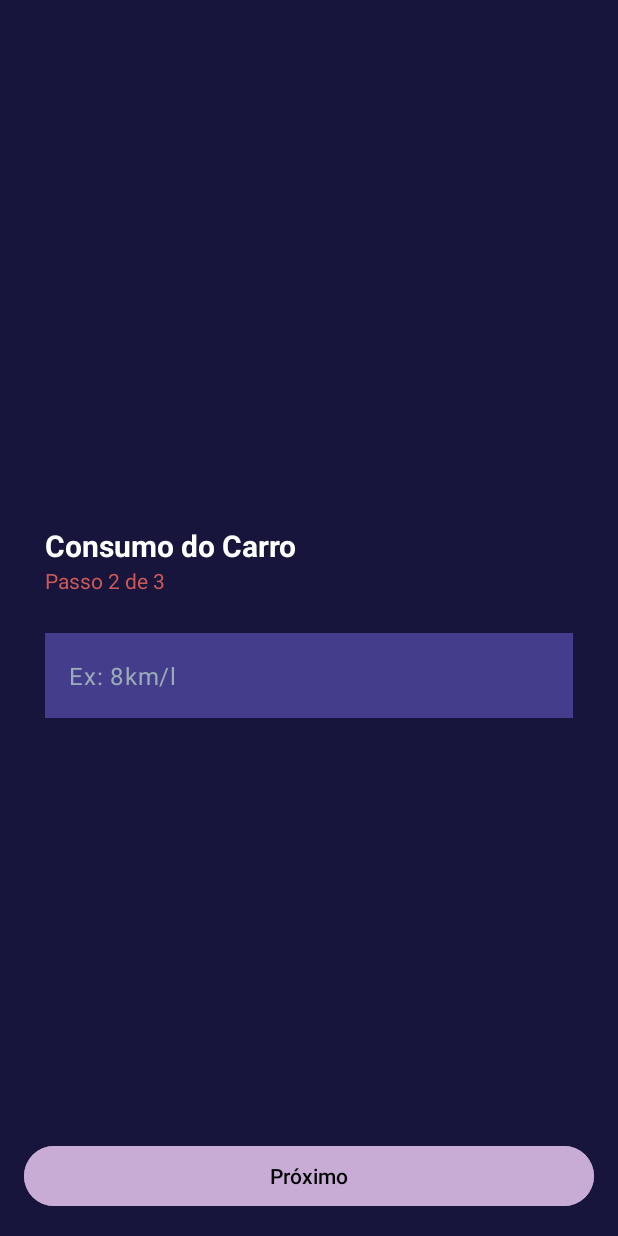
After one commit to marcuspereira02/fuelCalculator, an Android app: the ConsumptionActivity screen opened directly, with no data from a screen before it, on a phone screen of 412 x 824 dp. The commit adds this screen. Run offline under Robolectric (Android 15) with nearby library versions, the phone set to English and light mode, and no system bars.

Commit message:
finalizando a terceira tela

```diff
--- a/app/src/main/AndroidManifest.xml
+++ b/app/src/main/AndroidManifest.xml
@@ -13,10 +13,10 @@
         android:theme="@style/Theme.FuelCalculator"
         tools:targetApi="31">
         <activity
-            android:name=".PriceActivity"
+            android:name=".ConsumptionActivity"
             android:exported="false" />
         <activity
-            android:name=".ActivityPrice"
+            android:name=".PriceActivity"
             android:exported="false" />
         <activity
             android:name=".MainActivity"
--- /dev/null
+++ b/app/src/main/java/com/marcuspereira/fuelcalculator/ConsumptionActivity.kt
@@ -0,0 +1,37 @@
+package com.marcuspereira.fuelcalculator
+
+import android.content.Intent
+import android.health.connect.datatypes.units.Length
+import android.os.Bundle
+import android.widget.Button
+import androidx.activity.enableEdgeToEdge
+import androidx.appcompat.app.AppCompatActivity
+import androidx.core.view.ViewCompat
+import androidx.core.view.WindowInsetsCompat
+import com.google.android.material.snackbar.Snackbar
+import com.google.android.material.textfield.TextInputEditText
+
+const val  KEY_CONSUMPTION_ACTIVITY = "ConsumptionActivity.Key"
+
+class ConsumptionActivity : AppCompatActivity() {
+    override fun onCreate(savedInstanceState: Bundle?) {
+        super.onCreate(savedInstanceState)
+        enableEdgeToEdge()
+        setContentView(R.layout.activity_consumption)
+
+        val btnProximo2 = findViewById<Button>(R.id.btn_Proximo2)
+        val itConsumo = findViewById<TextInputEditText>(R.id.it_Consumo)
+
+        btnProximo2.setOnClickListener {
+            val consumoStr : String = itConsumo.text.toString()
+            if (consumoStr == ""){
+                Snackbar.make(itConsumo, "Preencha todos os campos", Snackbar.LENGTH_LONG).show()
+            } else {
+                val consumoGasolina : Float = itConsumo.text.toString().toFloat()
+
+                val intent = Intent(this,)
+
+            }
+        }
+    }
+}
--- a/app/src/main/java/com/marcuspereira/fuelcalculator/MainActivity.kt
+++ b/app/src/main/java/com/marcuspereira/fuelcalculator/MainActivity.kt
@@ -16,7 +16,7 @@ class MainActivity : AppCompatActivity() {
             val btnIniciar = findViewById<Button>(R.id.btn_iniciar)
 
             btnIniciar.setOnClickListener{
-               val intent = Intent(this,PriceActivity::class.java)
+               val intent = Intent(this, PriceActivity::class.java)
                intent.putExtra(KEY_PRICE_ACTIVITY,"")
                 startActivity(intent)
             }
--- /dev/null
+++ b/app/src/main/res/layout/activity_consumption.xml
@@ -0,0 +1,69 @@
+<?xml version="1.0" encoding="utf-8"?>
+<androidx.constraintlayout.widget.ConstraintLayout xmlns:android="http://schemas.android.com/apk/res/android"
+    xmlns:app="http://schemas.android.com/apk/res-auto"
+    xmlns:tools="http://schemas.android.com/tools"
+    android:background="@color/primary"
+    android:id="@+id/main"
+    android:layout_width="match_parent"
+    android:layout_height="match_parent"
+    tools:context=".ConsumptionActivity">
+
+    <Button
+        android:id="@+id/btn_Proximo2"
+        android:layout_width="match_parent"
+        android:layout_height="wrap_content"
+        android:text="Próximo"
+        android:textColor="@color/black"
+        android:backgroundTint="@color/secondary"
+        android:layout_margin="16dp"
+        app:layout_constraintBottom_toBottomOf="parent"
+        app:layout_constraintEnd_toEndOf="parent"
+        app:layout_constraintStart_toStartOf="parent" />
+
+    <TextView
+        android:id="@+id/textView"
+        android:layout_width="wrap_content"
+        android:layout_height="wrap_content"
+        android:text="Consumo do Carro"
+        android:textColor="@color/white"
+        android:textStyle="bold"
+        android:textSize="20dp"
+        android:layout_marginTop="350dp"
+        android:layout_marginStart="30dp"
+        app:layout_constraintStart_toStartOf="parent"
+        app:layout_constraintTop_toTopOf="parent" />
+
+    <TextView
+        android:id="@+id/textView2"
+        android:layout_marginStart="30dp"
+        android:layout_width="wrap_content"
+        android:layout_height="wrap_content"
+        android:text="Passo 2 de 3"
+        android:textColor="@color/passo"
+        app:layout_constraintStart_toStartOf="parent"
+        app:layout_constraintTop_toBottomOf="@+id/textView" />
+
+    <com.google.android.material.textfield.TextInputLayout
+        android:layout_width="match_parent"
+        android:layout_height="wrap_content"
+        android:layout_marginTop="25dp"
+        android:layout_marginStart="30dp"
+        android:layout_marginEnd="30dp"
+
+        app:hintEnabled="false"
+        app:layout_constraintEnd_toEndOf="parent"
+        app:layout_constraintStart_toStartOf="parent"
+        app:layout_constraintTop_toBottomOf="@+id/textView2">
+
+        <com.google.android.material.textfield.TextInputEditText
+            android:id="@+id/it_Consumo"
+            android:inputType="numberDecimal"
+            android:maxLength="2"
+            android:layout_width="match_parent"
+            android:layout_height="wrap_content"
+            android:background="@color/terciary"
+            android:textColor="@color/white"
+            android:textColorHint="@color/caption"
+            android:hint="Ex: 8km/l" />
+    </com.google.android.material.textfield.TextInputLayout>
+</androidx.constraintlayout.widget.ConstraintLayout>
--- a/app/src/main/res/values/colors.xml
+++ b/app/src/main/res/values/colors.xml
@@ -3,7 +3,9 @@
     <color name="black">#FF000000</color>
     <color name="white">#FFFFFFFF</color>
 
-    <color name="primary">#2E236C</color>
-    <color name="caption">#F8EDED</color>
+    <color name="passo">#CE5959</color>
+    <color name="primary">#17153B</color>
+    <color name="caption">#9BABB8</color>
     <color name="secondary">#C8ACD6</color>
+    <color name ="terciary">#433D8B</color>
 </resources>
```
Also changed, not shown: app/src/main/java/com/marcuspereira/fuelcalculator/PriceActivity.kt (+25 -1 lines), app/src/main/res/layout/activity_price.xml (+13 -5 lines).
